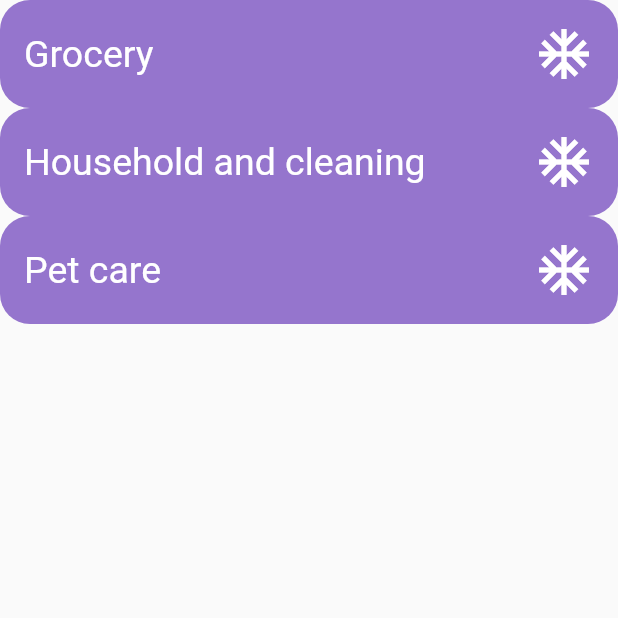
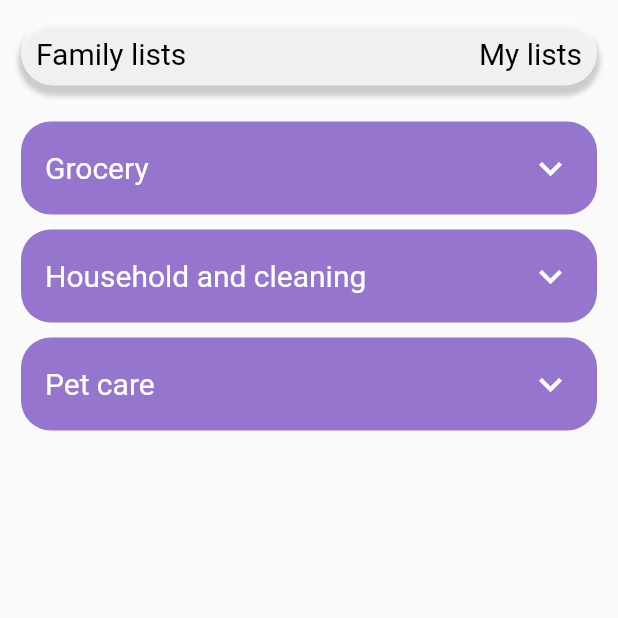
Before and after one commit to AlexanderTheGreatSK/itu_app, a Flutter app: the MyShoppingListPage screen opened directly, on a phone screen of 412 x 824 dp, the top half of it. Run offline on Flutter 3.47's test engine with Material 2 defaults, Android fonts, the phone set to English and light mode, and no system bars; our stand-ins replace cloud_firestore, firebase_auth, firebase_core, google_sign_in, hive, hive_flutter; accounts and stored records are empty.

Commit message:
Base for lists widgets

```diff
--- a/lib/Pages/ShoppingListPage.dart
+++ b/lib/Pages/ShoppingListPage.dart
@@ -1,5 +1,5 @@
 import 'package:flutter/material.dart';
-import 'package:itu_app/Widgets/ListWidget.dart';
+import 'package:itu_app/Widgets/ListsWidget.dart';
 
 class MyShoppingListPage extends StatefulWidget {
   const MyShoppingListPage({super.key});
@@ -15,9 +15,10 @@ class _MyShoppingListPageState extends State<MyShoppingListPage> {
       body: Center(
         child: Column(
           children: [
-            OurWidgets().listWidget("Grocery", "item"),
-            OurWidgets().listWidget("Household and cleaning", "item"),
-            OurWidgets().listWidget("Pet care", "item"),
+            ListsWidgets().menuWidget(),
+            ListsWidgets().listWidget("Grocery", "item"),
+            ListsWidgets().listWidget("Household and cleaning", "item"),
+            ListsWidgets().listWidget("Pet care", "item"),
           ],
         ),
       ),
--- a/lib/Widgets/ListWidget.dart
+++ /dev/null
@@ -1,30 +0,0 @@
-import 'package:flutter/material.dart';
-
-class OurWidgets {
-  Widget listWidget(String name, String item) {
-    return Container(
-      padding: const EdgeInsets.all(16),
-      decoration: BoxDecoration(
-        color: Colors.deepPurple[300],
-        borderRadius: BorderRadius.circular(20),
-      ),
-      child: Row(
-        mainAxisAlignment: MainAxisAlignment.spaceBetween,
-        children: [
-          Text(
-            name,
-            style: const TextStyle(
-              color: Colors.white,
-              fontSize: 25,
-            ),
-          ),
-          const Icon(
-            Icons.ac_unit,
-            color: Colors.white,
-            size: 40,
-          ),
-        ],
-      ),
-    );
-  }
-}
--- /dev/null
+++ b/lib/Widgets/ListsWidget.dart
@@ -0,0 +1,76 @@
+import 'package:flutter/material.dart';
+
+class ListsWidgets {
+  // widget pro menu
+  Widget menuWidget() {
+    return Padding(
+      padding: const EdgeInsets.all(14),
+      child: Container(
+        padding: const EdgeInsets.all(10),
+        decoration: BoxDecoration(
+          color: Colors.white70,
+          borderRadius: BorderRadius.circular(30),
+          boxShadow: [
+            BoxShadow(
+              color: Colors.grey.withOpacity(0.5),
+              spreadRadius: 2,
+              blurRadius: 2,
+              offset: const Offset(0, 5), // changes position of shadow
+            ),
+          ],
+        ),
+        child: const Row(
+          mainAxisAlignment: MainAxisAlignment.spaceBetween,
+          children: [
+            Text(
+              "Family lists",
+              style: TextStyle(
+                color: Colors.black,
+                fontSize: 20,
+              ),
+            ),
+            Text(
+              "My lists",
+              style: TextStyle(
+                color: Colors.black,
+                fontSize: 20,
+              ),
+            ),
+          ],
+        ),
+      ),
+    );
+  }
+
+  // widget pro jednotlive seznamy, zatim jen jmeno a ikona
+  Widget listWidget(String name, String item) {
+    return Padding(
+      padding: const EdgeInsets.fromLTRB(14, 10, 14, 0),
+      child: Container(
+        padding: const EdgeInsets.all(16),
+        decoration: BoxDecoration(
+          color: Colors.deepPurple[300],
+          borderRadius: BorderRadius.circular(20),
+        ),
+        child: Row(
+          mainAxisAlignment: MainAxisAlignment.spaceBetween,
+          children: [
+            Text(
+              name,
+              style: const TextStyle(
+                color: Colors.white,
+                fontSize: 20,
+              ),
+            ),
+            const Icon(
+              Icons.expand_more,
+              color: Colors.white,
+              size: 30,
+            ),
+          ],
+        ),
+      ),
+    );
+  }
+
+}
```
